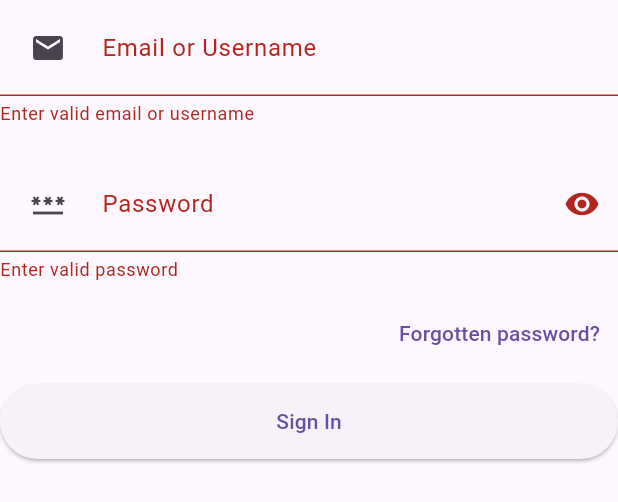
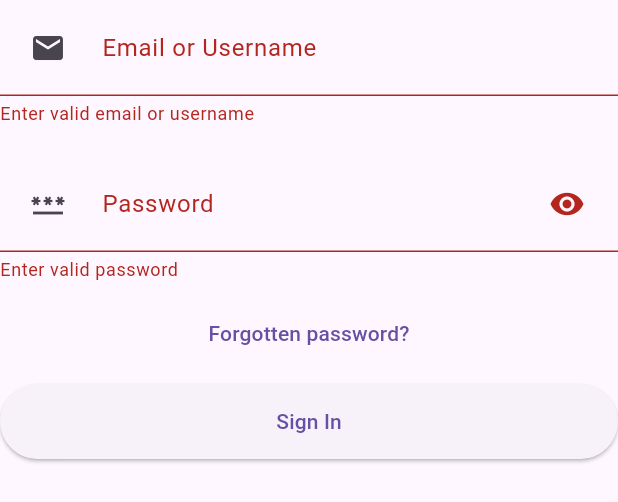
Before and after one commit to umoekagodman/sfsmsgapp, a Flutter app: the SignInForm widget shown alone on an empty page, opened directly, after a tap on "Sign In", on a phone screen of 412 x 824 dp. Shown: the top 502 px of the screen. Run offline on Flutter 3.47's test engine with Material 3 defaults, Android fonts, the phone set to English and light mode, and no system bars; our stand-ins replace auto_route, cached_network_image, device_info_plus, easy_localization, flutter_html, flutter_riverpod and 13 more; missing offline and left inert: flutter_image_gallery_saver, onesignal_flutter, record, timeago_flutter, voice_message_package; accounts and stored records are empty; network calls fail; statements that could not run were skipped; project files that could hold a hidden picture were left out.

Commit message:
Update sign_in_form.dart

```diff
--- a/sfsmsgapp/Source/lib/screens/sign_in/components/sign_in_form.dart
+++ b/sfsmsgapp/Source/lib/screens/sign_in/components/sign_in_form.dart
@@ -1,13 +1,12 @@
 import 'dart:io' show Platform;
-
 import 'package:flutter/material.dart';
 
-// Third‑party
+// Import Third Party Packages
 import 'package:auto_route/auto_route.dart';
 import 'package:easy_localization/easy_localization.dart';
 import 'package:flutter_riverpod/flutter_riverpod.dart';
 
-// App
+// Import App Files
 import '../../../routes/router.gr.dart';
 import '../../../states/system_state.dart';
 import '../../../utilities/functions.dart';
@@ -21,150 +20,160 @@ class SignInForm extends ConsumerStatefulWidget {
 }
 
 class _SignInFormState extends ConsumerState<SignInForm> {
-  final _formKey = GlobalKey<FormState>();
-  final _usernameCtrl = TextEditingController();
-  final _passwordCtrl = TextEditingController();
-
-  bool _obscurePassword = true;
-  bool _isLoading = false;
+  final formKey = GlobalKey<FormState>();
+  final usernameEmailController = TextEditingController();
+  final passwordController = TextEditingController();
+  bool isPasswordObscure = true;
+  bool isSubmitLoading = false;
 
   @override
   void dispose() {
-    _usernameCtrl.dispose();
-    _passwordCtrl.dispose();
     super.dispose();
+    usernameEmailController.dispose();
+    passwordController.dispose();
   }
 
-  // ──────────────────────────────────────────────────────────────
-  //  SIGN‑IN LOGIC
-  // ──────────────────────────────────────────────────────────────
-  Future<void> _signIn() async {
-    if (_isLoading) return;
-    if (!_formKey.currentState!.validate()) return;
+  Future<void> _handleSignIn() async {
+    if (isSubmitLoading) return;
+    if (!formKey.currentState!.validate()) return;
 
-    setState(() => _isLoading = true);
+    setState(() {
+      isSubmitLoading = true;
+    });
 
     try {
-      final device = await getDeviceInfo();
-
-      final resp = await sendAPIRequest(
+      var deviceInfo = await getDeviceInfo();
+      final response = await sendAPIRequest(
         'auth/signin',
         method: 'POST',
         body: {
-          'username_email': _usernameCtrl.text.trim(),
-          'password': _passwordCtrl.text,
-          'device_name': device['name'] ?? '',
-          'device_type': Platform.isAndroid ? 'A' : 'I',
-          'device_os_version': device['systemVersion'] ?? '',
+          "username_email": usernameEmailController.text,
+          "password": passwordController.text,
+          "device_name": deviceInfo['name'],
+          "device_type": (Platform.isAndroid) ? "A" : "I",
+          "device_os_version": deviceInfo['systemVersion'],
         },
       );
 
-      // ── ALWAYS stop loading first ──
-      if (!mounted) return;
-      setState(() => _isLoading = false);
+      // Always stop loading regardless of response
+      setState(() {
+        isSubmitLoading = false;
+      });
 
-      // ── SUCCESS ──
-      if (resp['statusCode'] == 200) {
-        final data = resp['body']['data'];
-
-        if (data['2FA'] != null) {
+      if (response['statusCode'] == 200) {
+        // check if 2FA enabled
+        if (response['body']['data']['2FA'] != null) {
+          // navigate to the 2FA screen
           context.router.push(TwoFactorAuthRoute(
-            userId: data['user_id'],
-            method: data['method'],
+            userId: response['body']['data']['user_id'],
+            method: response['body']['data']['method'],
           ));
         } else {
-          await setSharedPref('x-auth-token', data['token']);
-          ref.read(userProvider.notifier).state = data['user'];
+          // save the token in the local storage
+          await setSharedPref('x-auth-token', response['body']['data']['token']);
+          // update user provider data
+          ref.read(userProvider.notifier).state = response['body']['data']['user'];
+          // navigate to the home screen
           goHome(ref, context: context);
         }
-        return;
+      } else {
+        // Show error message from API
+        ScaffoldMessenger.of(context)
+          ..removeCurrentSnackBar()
+          ..showSnackBar(
+            snackBarError(response['body']['message'] ?? tr("Invalid username or password")),
+          );
       }
+    } catch (e) {
+      // Handle any exceptions and stop loading
+      setState(() {
+        isSubmitLoading = false;
+      });
 
-      // ── ERROR FROM SERVER ──
-      final msg = resp['body']['message']?.toString() ?? tr('Invalid credentials');
-      if (!mounted) return;
       ScaffoldMessenger.of(context)
         ..removeCurrentSnackBar()
-        ..showSnackBar(snackBarError(msg));
-    } catch (e) {
-      if (!mounted) return;
-      setState(() => _isLoading = false);
-      ScaffoldMessenger.of(context)
-        ..removeCurrentSnackBar()
-        ..showSnackBar(snackBarError(tr('Network error. Try again.')));
+        ..showSnackBar(
+          snackBarError(tr("Network error. Please try again.")),
+        );
     }
   }
 
-  // ──────────────────────────────────────────────────────────────
-  //  UI
-  // ──────────────────────────────────────────────────────────────
   @override
   Widget build(BuildContext context) {
     return Form(
-      key: _formKey,
+      key: formKey,
       child: Column(
         children: [
-          // ── Username / Email ──
+          // Username or Email
           TextFormField(
-            controller: _usernameCtrl,
+            controller: usernameEmailController,
             keyboardType: TextInputType.emailAddress,
             decoration: InputDecoration(
-              labelText: tr('Email or Username'),
+              labelText: tr("Email or Username"),
               prefixIcon: const Padding(
                 padding: EdgeInsets.all(20),
                 child: Icon(Icons.email),
               ),
             ),
-            validator: (v) => (v == null || v.isEmpty) ? tr('Enter valid email or username') : null,
+            validator: (value) {
+              if (value == null || value.isEmpty) {
+                return tr("Enter valid email or username");
+              }
+              return null;
+            },
           ),
           const SizedBox(height: 20),
-
-          // ── Password ──
+          // Password
           TextFormField(
-            controller: _passwordCtrl,
-            obscureText: _obscurePassword,
+            controller: passwordController,
+            obscureText: isPasswordObscure,
             decoration: InputDecoration(
-              labelText: tr('Password'),
+              labelText: tr("Password"),
               prefixIcon: const Padding(
                 padding: EdgeInsets.all(20),
                 child: Icon(Icons.password),
               ),
-              suffixIcon: IconButton(
-                onPressed: () => setState(() => _obscurePassword = !_obscurePassword),
-                icon: Icon(_obscurePassword ? Icons.visibility : Icons.visibility_off),
+              suffixIcon: Padding(
+                padding: const EdgeInsets.symmetric(horizontal: 10, vertical: 0),
+                child: IconButton(
+                  onPressed: () {
+                    setState(() {
+                      isPasswordObscure = !isPasswordObscure;
+                    });
+                  },
+                  icon: Icon((isPasswordObscure) ? Icons.visibility : Icons.visibility_off),
+                ),
               ),
             ),
-            validator: (v) => (v == null || v.isEmpty) ? tr('Enter valid password') : null,
+            validator: (value) {
+              if (value == null || value.isEmpty) {
+                return tr("Enter valid password");
+              }
+              return null;
+            },
           ),
           const SizedBox(height: 10),
-
-          // ── Forgotten password ──
-          Align(
-            alignment: Alignment.centerRight,
-            child: TextButton(
-              onPressed: () => context.router.push(const ForgetPasswordRoute()),
-              child: Text(tr('Forgotten password?')),
-            ),
+          // Forget Password
+          TextButton(
+            onPressed: () {
+              context.router.push(const ForgetPasswordRoute());
+            },
+            child: Text(tr("Forgotten password?")),
           ),
           const SizedBox(height: 10),
-
-          // ── Sign‑In button ──
-          SizedBox(
-            width: double.infinity,
-            height: 50,
-            child: ElevatedButton(
-              onPressed: _isLoading ? null : _signIn,
-              style: ElevatedButton.styleFrom(
-                shape: RoundedRectangleBorder(borderRadius: BorderRadius.circular(25)),
-              ),
-              child: _isLoading
-                  ? const SizedBox(
-                      width: 20,
-                      height: 20,
-                      child: CircularProgressIndicator(color: Colors.white, strokeWidth: 2),
-                    )
-                  : Text(tr('Sign In')),
+          // Submit
+          ElevatedButton(
+            onPressed: _handleSignIn,
+            style: ElevatedButton.styleFrom(
+              minimumSize: const Size.fromHeight(50),
             ),
+            child: (isSubmitLoading)
+                ? const SizedBox(
+                    height: 20,
+                    width: 20,
+                    child: CircularProgressIndicator(color: Colors.white),
+                  )
+                : Text(tr("Sign In")),
           ),
         ],
       ),
```
